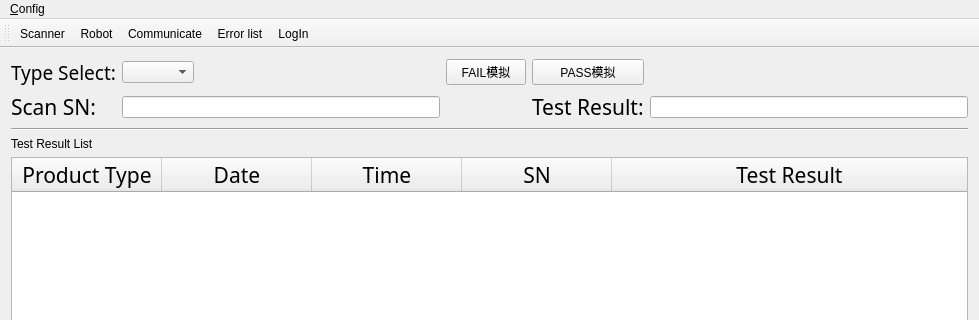
Old version of the form ict_ur10.ui in the repository eveningwyn/ICT_UR10; both pictures show x 0 to 979 and y 0 to 320 of the 979 by 516 pixel window.
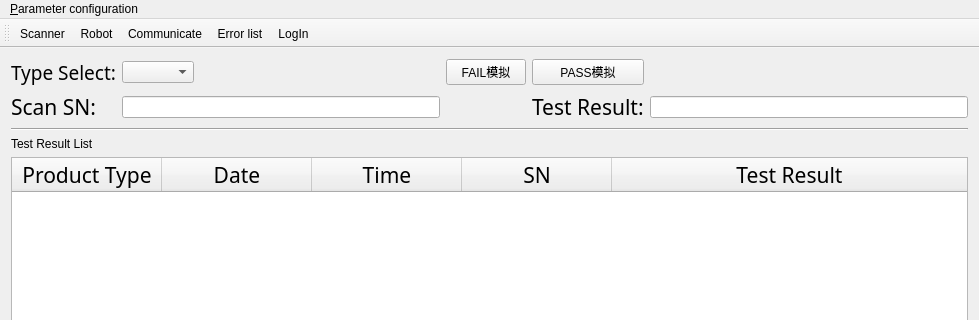
New version of the form. Icons and pictures are not drawn.

The edit to the form file:
```diff
--- a/ict_ur10.ui
+++ b/ict_ur10.ui
@@ -430,7 +430,7 @@
    </property>
    <widget class="QMenu" name="menuConfig">
     <property name="title">
-     <string>&amp;Config</string>
+     <string>&amp;Parameter configuration</string>
     </property>
     <addaction name="actionScanner"/>
     <addaction name="actionRobot"/>
```
